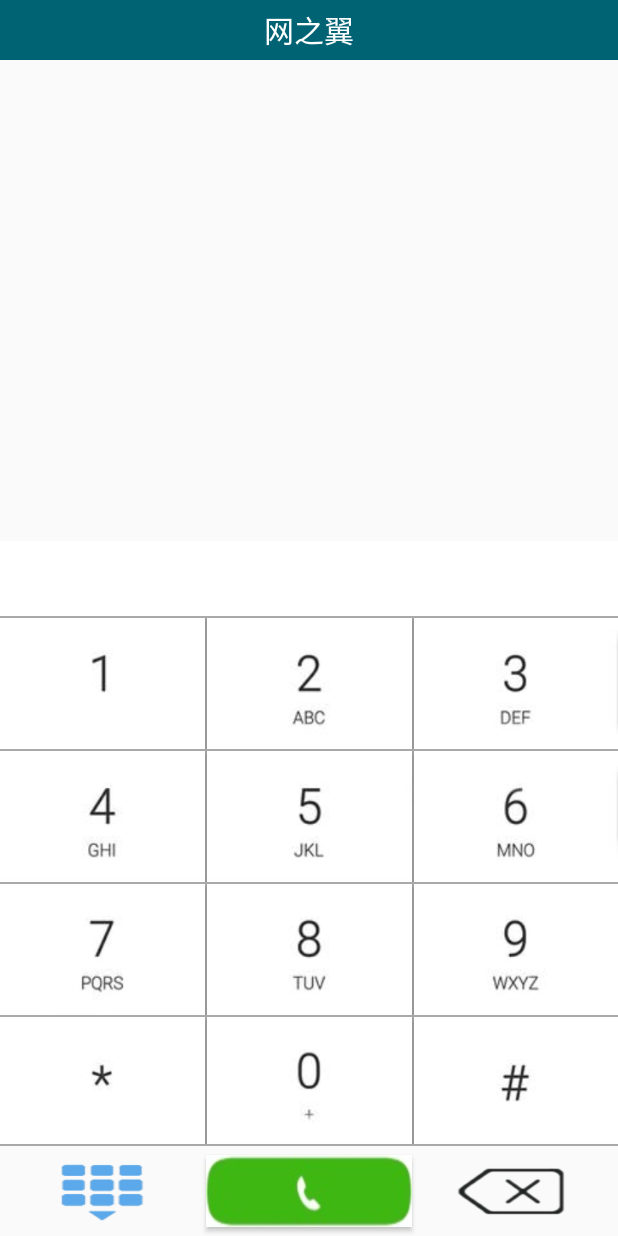
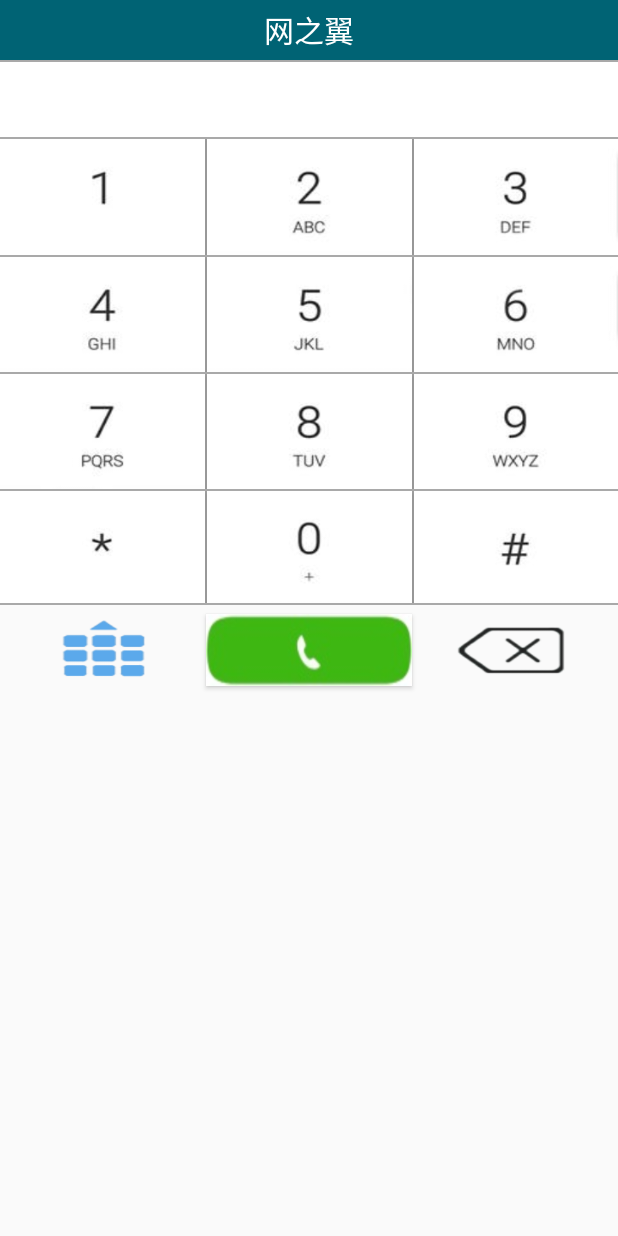
Before and after one commit to cpf1969210/Phone, an Android app: the layout call.xml on its own in the app's theme, with its tools: preview values and no code run, on a phone screen of 412 x 824 dp. Run offline under Robolectric (Android 15) with nearby library versions, the phone set to English and light mode, and no system bars.

Commit message:
电话布局

```diff
--- a/app/src/main/res/drawable/button_selector.xml
+++ b/app/src/main/res/drawable/button_selector.xml
@@ -2,9 +2,9 @@
 <selector xmlns:android="http://schemas.android.com/apk/res/android">
 
 
+    <item android:drawable="@drawable/hide"
+        android:state_enabled="true"/>
     <item android:drawable="@drawable/eject"
-        android:state_enabled="true"/>
-    <item android:drawable="@drawable/hide"
         android:state_enabled="false"/>
 
     <item android:drawable="@drawable/eject"
--- a/app/src/main/res/layout/call.xml
+++ b/app/src/main/res/layout/call.xml
@@ -22,32 +22,37 @@
             android:textSize="20sp" />
     </LinearLayout>
 
-    <ListView
-        android:id="@+id/contactList"
-        android:layout_width="fill_parent"
-        android:layout_height="0dip"
-        android:layout_weight="1"
-        android:cacheColorHint="#00000000"></ListView>
 
     <LinearLayout
+        android:id="@+id/line"
+        android:layout_width="match_parent"
+        android:layout_height="1dp"
+        android:background="@color/DarkGray"
+        android:orientation="horizontal"></LinearLayout>
+
+    <LinearLayout
+        android:id="@+id/phonedata"
         android:layout_width="match_parent"
         android:layout_height="wrap_content"
-        android:orientation="horizontal">
+        android:orientation="horizontal"
+        android:layout_gravity="bottom"
+        android:gravity="bottom">
 
         <TextView
             android:id="@+id/phonenum"
             android:layout_width="match_parent"
             android:layout_height="50dp"
             android:background="@color/white"
-            android:textSize="20sp" />
+            android:gravity="center"
+            android:textSize="40sp" />
     </LinearLayout>
 
     <LinearLayout
+        android:id="@+id/T9"
         android:layout_width="match_parent"
-        android:layout_height="353dp"
+        android:layout_height="312dp"
         android:layout_gravity="bottom"
         android:gravity="bottom"
-        android:id="@+id/T9"
         android:orientation="vertical">
 
         <LinearLayout
@@ -242,11 +247,13 @@
             android:orientation="horizontal"></LinearLayout>
 
 
+    </LinearLayout>
 
-    </LinearLayout>
     <LinearLayout
         android:layout_width="match_parent"
         android:layout_height="60dp"
+        android:layout_gravity="bottom"
+        android:gravity="bottom"
         android:orientation="horizontal">
 
         <Button
--- a/app/src/main/res/layout/fragement_recent_calls.xml
+++ b/app/src/main/res/layout/fragement_recent_calls.xml
@@ -43,8 +43,4 @@
             android:textSize="20sp" />
     </LinearLayout>
 
-    <ListView
-        android:layout_width="wrap_content"
-        android:layout_height="wrap_content"
-        android:id="@+id/call_log_list" />
 </LinearLayout>
```
Also changed, not shown: app/src/main/java/com/example/chen/phone/Call.java (+113 -49 lines), app/src/main/res/drawable/image16.png (added).
